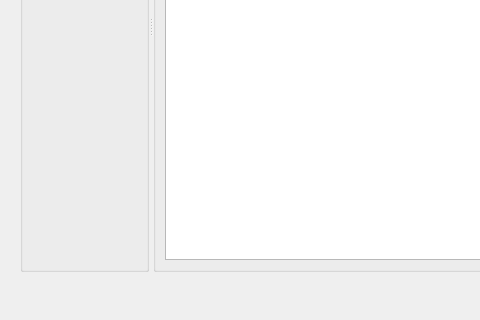
First picture: the form in gui/uies/algorithm_editor.ui, repository neurocomputer/MemriBoard, before the edit; both pictures show x 0 to 480 and y 269 to 589 of the 939 by 589 pixel window.
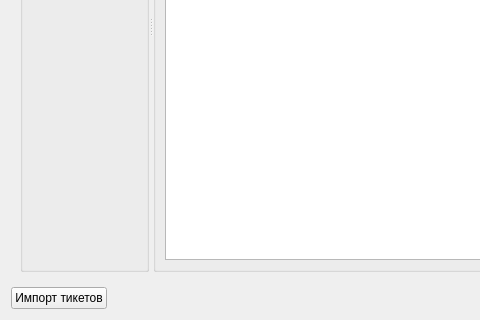
Second picture: the form after the edit.

Diff of the .ui file:
```diff
--- a/gui/uies/algorithm_editor.ui
+++ b/gui/uies/algorithm_editor.ui
@@ -86,6 +86,13 @@
    </item>
    <item>
     <layout class="QHBoxLayout" name="horizontalLayout_2">
+     <item>
+      <widget class="QPushButton" name="btn_ticket_import">
+       <property name="text">
+        <string>Импорт тикетов</string>
+       </property>
+      </widget>
+     </item>
      <item>
       <spacer name="horizontalSpacer">
        <property name="orientation">
```
